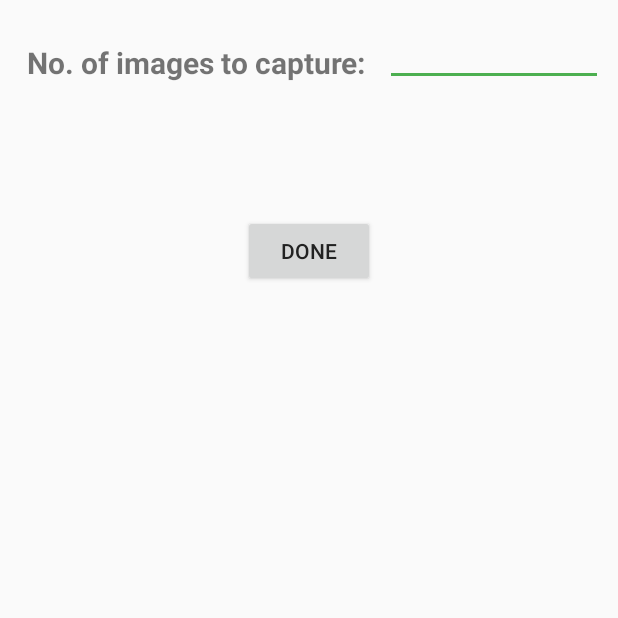
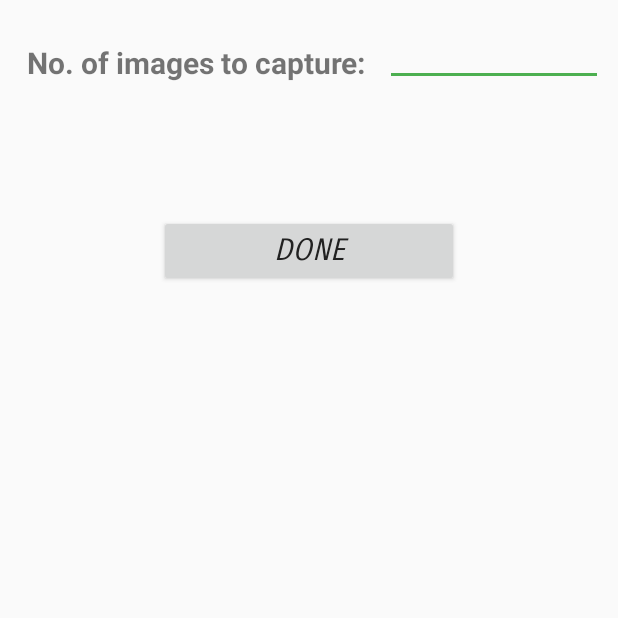
Before and after one commit to alinasir85/Panaromic-Stitching-Android-openCV, an Android app: the settings screen opened directly, with no data from a screen before it, on a phone screen of 412 x 824 dp, the top half of it. Run offline under Robolectric (Android 15) with nearby library versions, the phone set to English and light mode, and no system bars.

Commit message:
settings

```diff
--- a/Panaroma/src/main/res/layout/settings.xml
+++ b/Panaroma/src/main/res/layout/settings.xml
@@ -34,6 +34,10 @@
         android:padding="8dp"
         android:layout_below="@id/imagetv"
         android:layout_marginTop="80dp"
+        android:width="200dp"
+        android:textSize="20dp"
+        android:textStyle="italic"
+        android:fontFamily="sans-serif-smallcaps"
         android:layout_centerInParent="true"/>
 
 </RelativeLayout>
```
